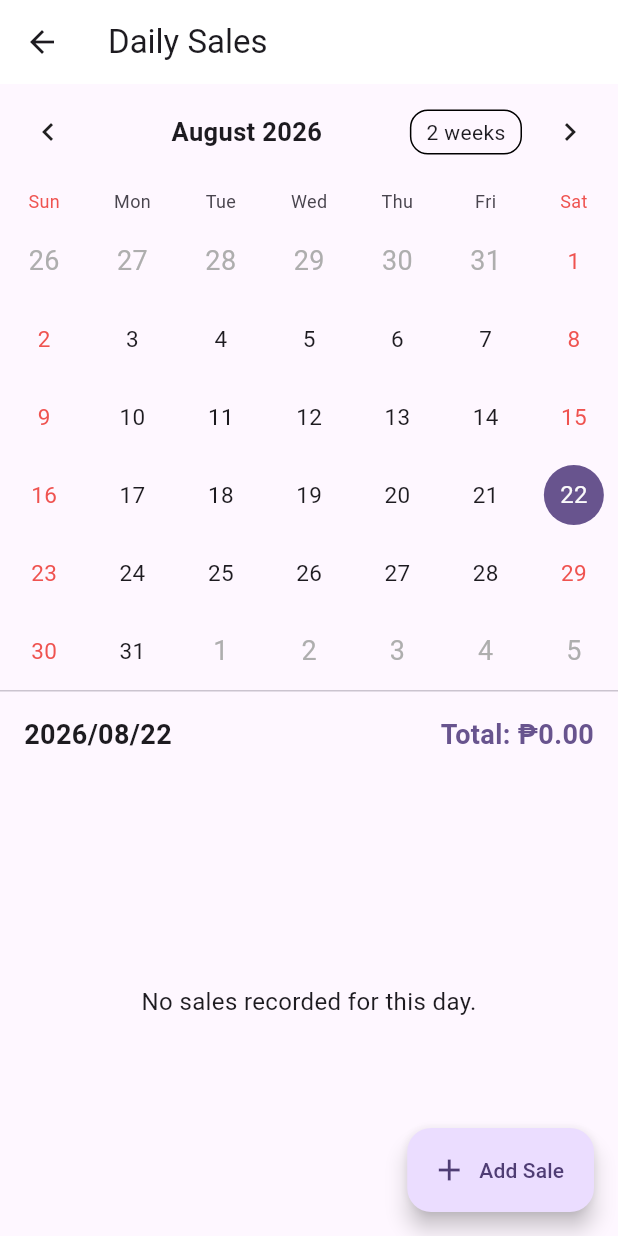
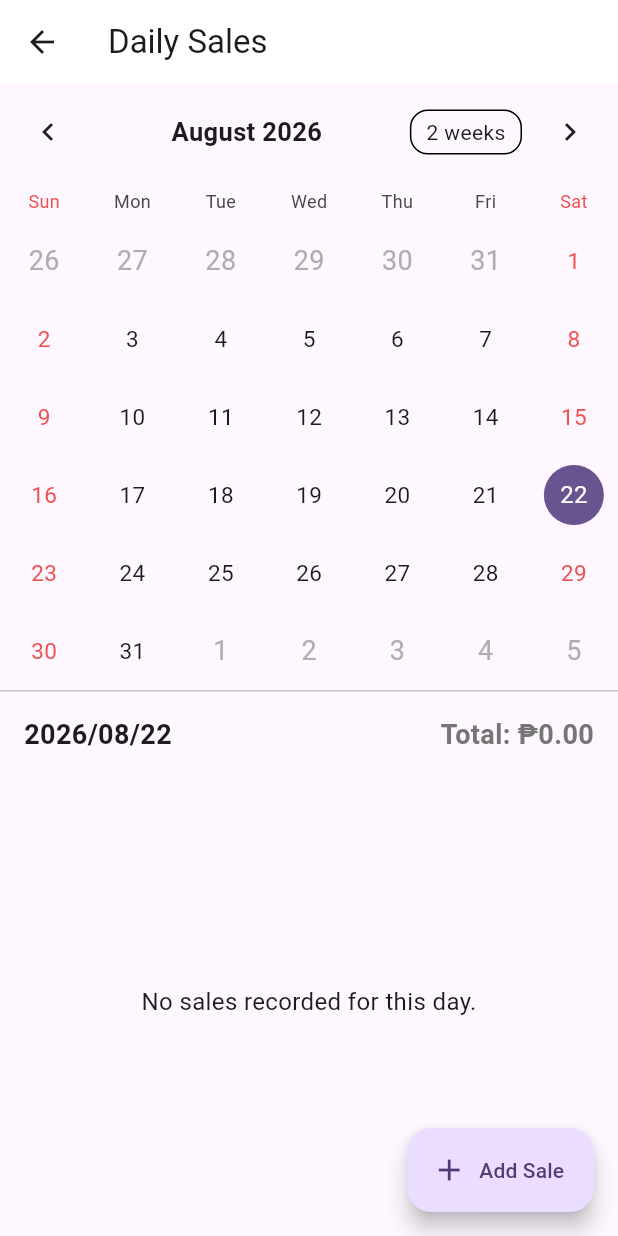
Before and after one commit to 0kuninotokotachi/SariSari-Ledger, a Flutter app: the SalesScreen screen opened directly, on a phone screen of 412 x 824 dp. Run offline on Flutter 3.47's test engine with Material 3 defaults, Android fonts, the phone set to English and light mode, and no system bars; drawn by our look-alikes of table_calendar; our stand-ins replace isar_community; accounts and stored records are empty; generated files the repository leaves out were written again.

Commit message:
Color sale amounts green, gray the Daily Sales total when zero
Sale transactions previously rendered in the theme's primary
(blue/teal) color, inconsistent with the "green = good money coming
in" convention used everywhere else (utang payments, no-utang
customers). Match that green, and gray out the Daily Sales header
total on a ₱0.00 day so an empty day doesn't read as a "real" result.

```diff
--- a/lib/screens/sales_screen.dart
+++ b/lib/screens/sales_screen.dart
@@ -207,7 +207,9 @@ class _SalesScreenState extends State<SalesScreen> {
                   style: TextStyle(
                     fontSize: 18,
                     fontWeight: FontWeight.bold,
-                    color: colorScheme.primary,
+                    color: _totalFor(_selectedDay) > 0
+                        ? Colors.green.shade700
+                        : Colors.grey.shade600,
                   ),
                 ),
               ],
--- a/lib/widgets/transaction_tile.dart
+++ b/lib/widgets/transaction_tile.dart
@@ -30,7 +30,7 @@ class TransactionTile extends StatelessWidget {
       case TransactionType.utangPayment:
         return Colors.green.shade700;
       case TransactionType.sale:
-        return Theme.of(context).colorScheme.primary;
+        return Colors.green.shade700;
     }
   }
 
```
Also changed, not shown: 3 other files.
